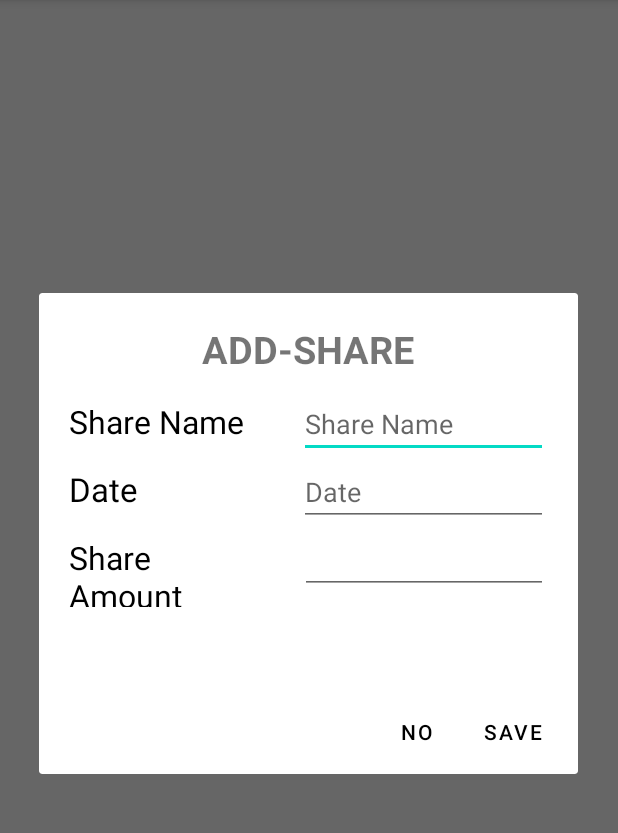
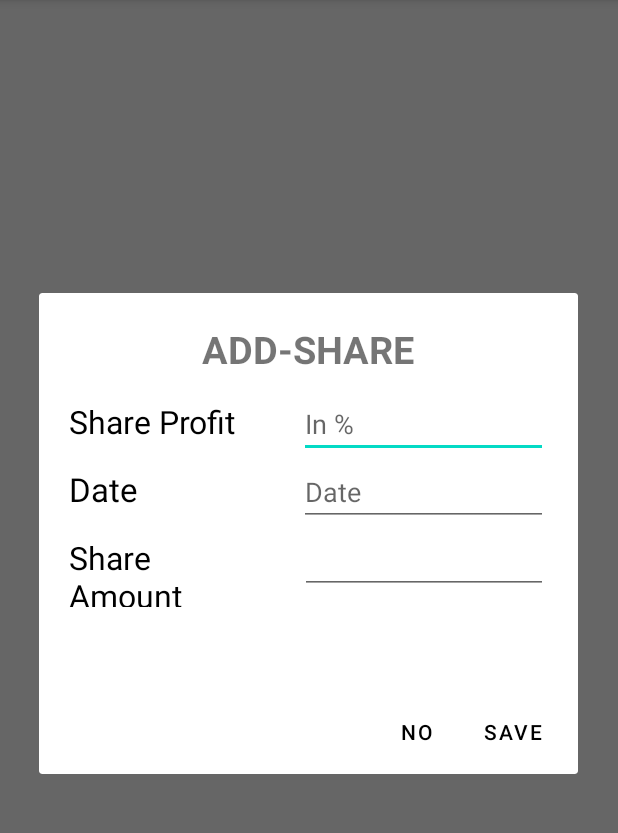
Before and after one commit to razalbinrafiq/Profit-Trader, an Android app: the AdminActivity screen opened directly, with no data from a screen before it, after a tap on "add", on a phone screen of 412 x 824 dp, the part 84-917 px from its top. Run offline under Robolectric (Android 15) with nearby library versions, the phone set to English and light mode, and no system bars; our stand-ins replace Firebase (no records; nobody signed in at launch, a user with empty details on screens opened directly); 1 statement that could not run was skipped.

Commit message:
Profit Percentage Done

```diff
--- a/app/src/main/java/com/example/profittrader/RegisterAdmin.java
+++ b/app/src/main/java/com/example/profittrader/RegisterAdmin.java
@@ -93,7 +93,7 @@ public class RegisterAdmin extends AppCompatActivity {
                                 DatabaseReference email = mDatabase.getReference(emailid);
                                 DatabaseReference mno = mDatabase.getReference(num);
                                 DatabaseReference Passwordpath = mDatabase.getReference(passwordpath);
-                                DatabaseReference chittyCount = mDatabase.getReference( user_id + "/" + username + "/chittycount");
+                                //DatabaseReference chittyCount = mDatabase.getReference( user_id + "/" + username + "/chittycount");
 
                                 //DatabaseReference passw2 = mDatabase.getReference(password2);
 
@@ -101,7 +101,7 @@ public class RegisterAdmin extends AppCompatActivity {
                                 email.setValue(mail);
                                 mno.setValue(mnumber);
                                 Passwordpath.setValue(password1);
-                                chittyCount.setValue(0);
+                                //chittyCount.setValue(0);
                                 // passw2.setValue(pass2);
                                 Intent d = new Intent(RegisterAdmin.this, AdminLogin.class);
                                 startActivity(d);
--- a/app/src/main/res/layout/add_shares.xml
+++ b/app/src/main/res/layout/add_shares.xml
@@ -29,18 +29,18 @@
                     android:layout_width="153dp"
                     android:layout_height="wrap_content"
                     android:textColor="@color/black"
-                    android:text="Share Name"
+                    android:text="Share Profit"
                     android:textSize="21dp"
                     android:paddingRight="20dp"
                     tools:layout_editor_absoluteX="26dp"
                     tools:layout_editor_absoluteY="15dp" />
 
                 <EditText
-                    android:id="@+id/sharenameEditText"
+                    android:id="@+id/shareProfitEditText"
                     android:layout_width="match_parent"
                     android:layout_height="wrap_content"
                     android:ems="10"
-                    android:hint="Share Name"
+                    android:hint="In %"
                     android:inputType="textPersonName"
                     android:scrollbarAlwaysDrawHorizontalTrack="true"
                     app:layout_constraintEnd_toEndOf="parent" />
```
Also changed, not shown: app/src/main/java/com/example/profittrader/AdminActivity.java (+26 -18 lines).
